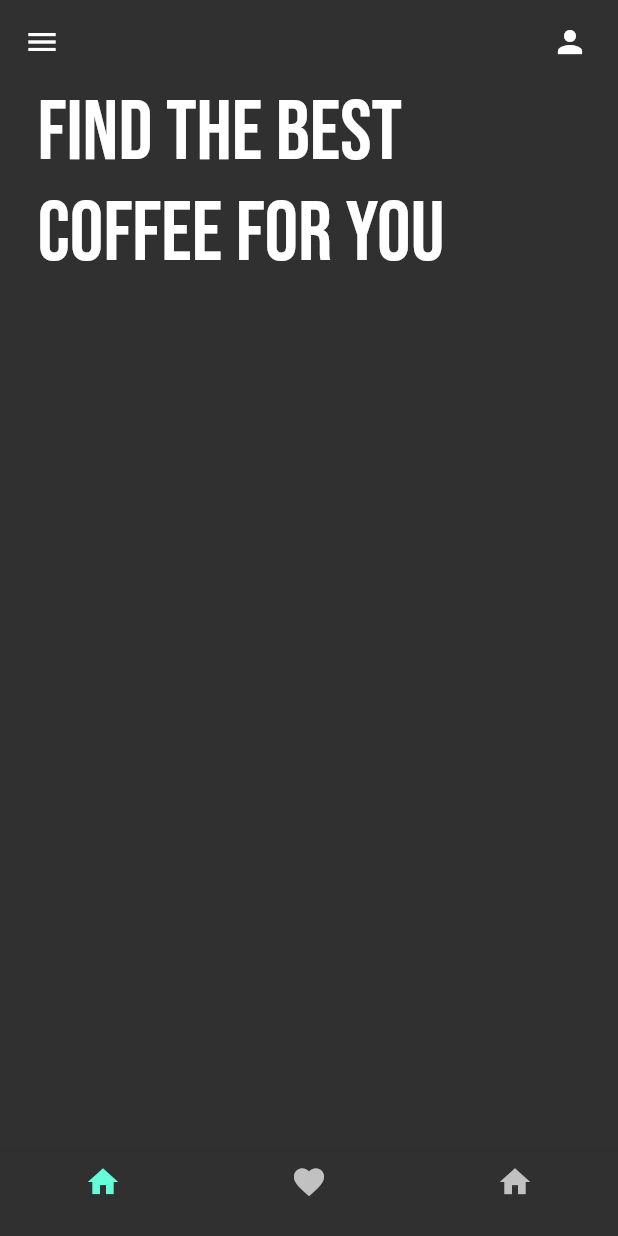
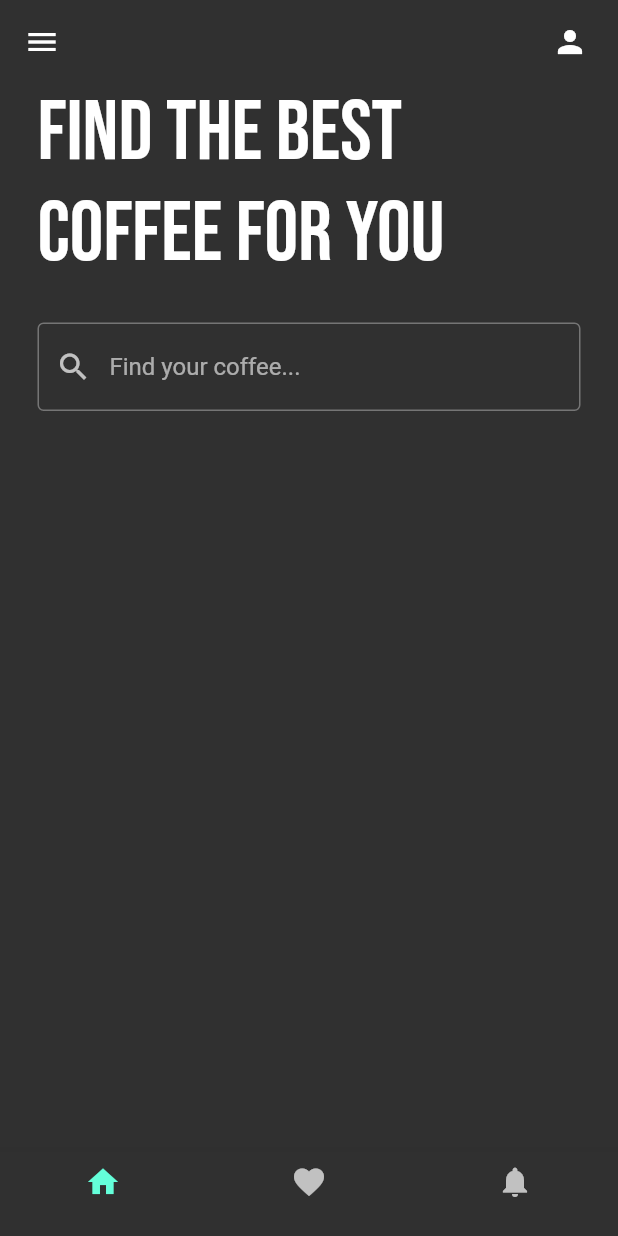
Before and after one commit to iamomoro/CoffeeUI, a Flutter app: the screen it shows after launch, on a phone screen of 412 x 824 dp. Run offline on Flutter 3.47's test engine with Material 2 defaults, Android fonts, the phone set to English and light mode, and no system bars; our stand-ins replace google_fonts.

Commit message:
searchbar-primarySwatchcolor

```diff
--- a/lib/main.dart
+++ b/lib/main.dart
@@ -13,7 +13,9 @@ class MyApp extends StatelessWidget{
     return MaterialApp(
       debugShowCheckedModeBanner: false,
       home: HomePage(),
-      theme: ThemeData(brightness: Brightness.dark)
+      theme: ThemeData(brightness: Brightness.dark,
+      primarySwatch: Colors.orange,
+      ),
     );
   }
 }
--- a/lib/pages/home_page.dart
+++ b/lib/pages/home_page.dart
@@ -1,6 +1,5 @@
 import 'package:google_fonts/google_fonts.dart';
 import 'package:flutter/material.dart';
-
 
 class HomePage extends StatefulWidget {
   const HomePage({Key? key}) : super(key: key);
@@ -35,13 +34,12 @@ class _HomePageState extends State<HomePage> {
             label: '',
           ),
           BottomNavigationBarItem(
-            icon: Icon(Icons.home),
+            icon: Icon(Icons.notifications),
             label: '',
           )
         ],
       ),
-      body: Column(children:
-      [
+      body: Column(children: [
         //Find the best coffee for you
         Padding(
           padding: const EdgeInsets.symmetric(horizontal: 25.0),
@@ -51,9 +49,27 @@ class _HomePageState extends State<HomePage> {
               fontSize: 56,
             ),
           ),
-      )
+        ),
+
+        SizedBox(height: 25),
 
         //Search Bar
+        Padding(
+          padding: const EdgeInsets.symmetric(horizontal: 25.0),
+          child: TextField(
+            decoration: InputDecoration(
+              prefixIcon: Icon(Icons.search),
+                hintText: "Find your coffee...",
+                focusedBorder: OutlineInputBorder(
+                  borderSide: BorderSide(color: Colors.grey.shade600),
+                ),
+                enabledBorder: OutlineInputBorder(
+                    borderSide: BorderSide(color: Colors.grey.shade600),
+                ),
+
+            ),
+          ),
+        ),
 
         //horizon listview of coffee tiles
       ]),
```
Also changed, not shown: pubspec.lock. Lines whose indentation alone changed are shown as unchanged.
